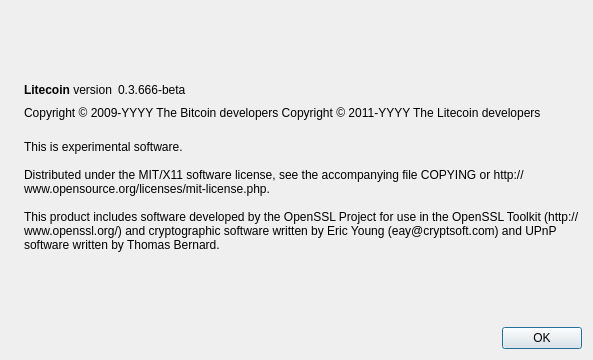
Old version of the form src/qt/forms/aboutdialog.ui in the repository proyecto-chaucha/chauchera-old.
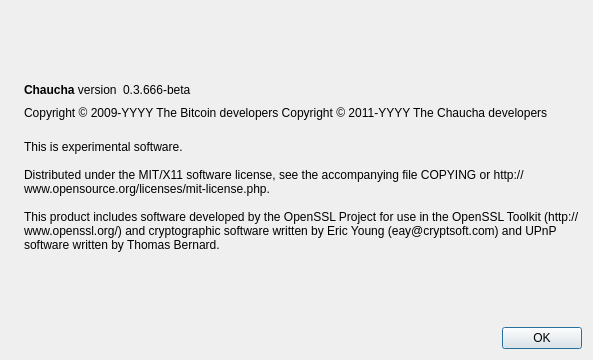
New version of the form. Icons and pictures are not drawn.

The edit to the form file:
```diff
--- a/src/qt/forms/aboutdialog.ui
+++ b/src/qt/forms/aboutdialog.ui
@@ -50,7 +50,7 @@
           <cursorShape>IBeamCursor</cursorShape>
          </property>
          <property name="text">
-          <string>&lt;b&gt;Litecoin&lt;/b&gt; version</string>
+          <string>&lt;b&gt;Chaucha&lt;/b&gt; version</string>
          </property>
          <property name="textInteractionFlags">
           <set>Qt::LinksAccessibleByMouse|Qt::TextSelectableByKeyboard|Qt::TextSelectableByMouse</set>
@@ -92,7 +92,7 @@
        </property>
        <property name="text">
         <string notr="true">Copyright &amp;copy; 2009-YYYY The Bitcoin developers
-Copyright &amp;copy; 2011-YYYY The Litecoin developers</string>
+Copyright &amp;copy; 2011-YYYY The Chaucha developers</string>
        </property>
        <property name="textFormat">
         <enum>Qt::RichText</enum>
```
Left out of the diff: 2 changed lines with no effect on the pictures.
